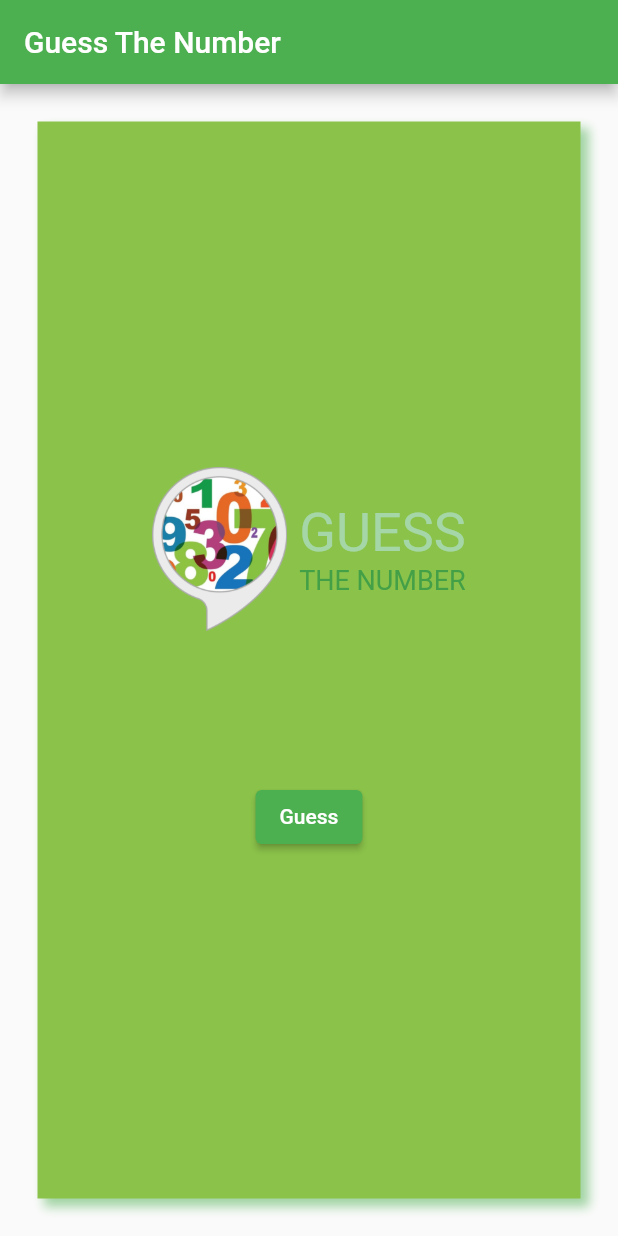
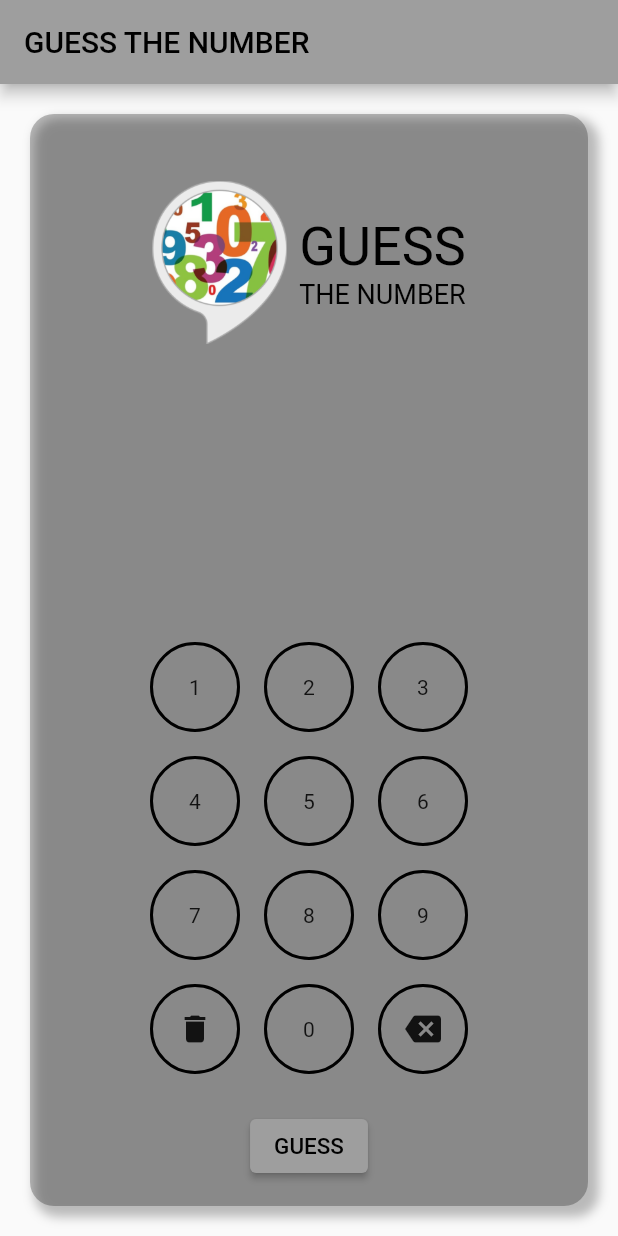
Before and after one commit to 620340Apapron/guess_number_withloop, a Flutter app: the screen it shows after launch, on a phone screen of 412 x 824 dp. Run offline on Flutter 3.47's test engine with Material 2 defaults, Android fonts, the light colour scheme and no system bars.

Commit message:
Initial commit

```diff
--- a/lib/game.dart
+++ b/lib/game.dart
@@ -9,6 +9,7 @@ class Game {
   Game({int maxRandom = defaultMaxRandom}) {
     var r = Random();
     _answer = r.nextInt(maxRandom) + 1;
+    print('The answer is $_answer');
   }
 
   int get guessCount {
--- a/lib/main.dart
+++ b/lib/main.dart
@@ -1,81 +1,178 @@
 import 'package:flutter/material.dart';
+import 'game.dart';
 
 void main() {
-  runApp(const MyApp());
+  const app = MyApp();
+  runApp(app);
 }
 
 class MyApp extends StatelessWidget {
   const MyApp({Key? key}) : super(key: key);
 
+  @override
   Widget build(BuildContext context) {
     return MaterialApp(
-      title: 'GuessNumber Demo',
       theme: ThemeData(
-        primarySwatch: Colors.green,
+        primarySwatch: Colors.grey,
       ),
-      home: const HomePage(),
+      home: HomePage(),
     );
   }
 }
 
-class HomePage extends StatelessWidget {
-  const HomePage({Key? key}) : super(key: key);
+class HomePage extends StatefulWidget {
+  late Game _game;
+  static const buttonSize = 60.0;
+  HomePage({Key? key}) : super(key: key) {
+    _game = Game(maxRandom: 100);
+  }
+
+  @override
+  State<HomePage> createState() => _HomePageState();
+}
+
+class _HomePageState extends State<HomePage> {
+  String _inputstate = '';
+  String _message = '';
+
+  void _showOkDialog(BuildContext context, String title, String content) {
+    showDialog(
+      context: context,
+      barrierDismissible: false,
+      builder: (BuildContext context) {
+        return AlertDialog(
+          title: Text(title),
+          content: Text(content),
+          actions: [
+            TextButton(
+              onPressed: () {
+                Navigator.of(context).pop();
+              },
+              child: Text('OK'),
+            ),
+          ],
+        );
+      },
+    );
+  }
 
   @override
   Widget build(BuildContext context) {
     return Scaffold(
       appBar: AppBar(
-        title: const Text('Guess The Number'),
+        title: const Text('GUESS THE NUMBER'),
       ),
       body: Padding(
-        padding: const EdgeInsets.all(25.0),
+        padding: const EdgeInsets.symmetric(vertical: 20.0, horizontal: 20.0),
         child: Container(
           decoration: BoxDecoration(
-            color: Colors.lightGreen,
+            color: Colors.black26,
+            borderRadius: BorderRadius.circular(16.0),
             boxShadow: [
               BoxShadow(
-                color: Colors.green.withOpacity(0.5),
-                offset: const Offset(5.0, 5.0),
+                color: Colors.black26,
+                offset: Offset(5.0, 5.0),
+                spreadRadius: 2.0,
                 blurRadius: 5.0,
-                spreadRadius: 0.5,
               )
             ],
           ),
+          alignment: Alignment.center,
           child: Column(
             mainAxisAlignment: MainAxisAlignment.center,
             children: [
-              Row(
+              Expanded(
+                child: Row(
                   mainAxisAlignment: MainAxisAlignment.center,
+                  crossAxisAlignment: CrossAxisAlignment.center,
                   children: [
                     Image.asset('assets/images/guess_logo.png', width: 90.0),
                     SizedBox(width: 8.0),
                     Column(
+                      mainAxisSize: MainAxisSize.min,
                       crossAxisAlignment: CrossAxisAlignment.start,
                       children: [
-                      Text(
-                        'GUESS',
-                        style: TextStyle(
-                          fontSize: 36.0,
-                          color: Colors.green.shade200,
-                        ),
-                      ),
+                        Text('GUESS',
+                            style:
+                                TextStyle(fontSize: 36.0, color: Colors.black)),
                         Text(
                           'THE NUMBER',
                           style: TextStyle(
                             fontSize: 18.0,
-                          color: Colors.green.shade600,
+                            color: Colors.black,
                           ),
                         ),
                       ],
                     ),
                   ],
                 ),
-              SizedBox(
-                height: 100,
               ),
-              ElevatedButton(
-                child: Text('Guess'),
-                onPressed: () {},
+              Padding(
+                padding: const EdgeInsets.all(16.0),
+                child: Text(_inputstate,
+                    style: TextStyle(fontSize: 50.0, color: Colors.black)),
+              ),
+              Padding(
+                padding: const EdgeInsets.all(16.0),
+                child: Text(_message,
+                    style: TextStyle(fontSize: 20.0, color: Colors.black)),
+              ),
+              Row(
+                mainAxisAlignment: MainAxisAlignment.center,
+                children: [
+                  buildButton(1),
+                  buildButton(2),
+                  buildButton(3),
+                ],
+              ),
+              Row(
+                mainAxisAlignment: MainAxisAlignment.center,
+                children: [
+                  buildButton(4),
+                  buildButton(5),
+                  buildButton(6),
+                ],
+              ),
+              Row(
+                mainAxisAlignment: MainAxisAlignment.center,
+                children: [
+                  buildButton(7),
+                  buildButton(8),
+                  buildButton(9),
+                ],
+              ),
+              Row(
+                mainAxisAlignment: MainAxisAlignment.center,
+                children: [
+                  buildButton(-2),
+                  buildButton(0),
+                  buildButton(-1),
+                ],
+              ),
+              Padding(
+                padding: const EdgeInsets.all(16.0),
+                child: ElevatedButton(
+                  child: Text('GUESS',
+                      style: TextStyle(fontSize: 15.0, color: Colors.black)),
+                  onPressed: () {
+                    var input = _inputstate;
+                    var guess = int.tryParse(input);
+                    if (guess == null) {
+                      _showOkDialog(context, 'ERROR',
+                          'กรอกข้อมูลไม่ถูกต้อง ให้กรอกเฉพาะตัวเลขเท่านั้น');
+                      return;
+                    }
+                    var guessResult = widget._game.doGuess(guess);
+                    if (guessResult > 0) {
+                      _message = '$guess มากเกินไป';
+                    } else if (guessResult < 0) {
+                      _message = '$guess น้อยเกินไป';
+                    } else {
+                      _message =
+                          '$guess ถูกต้อง คุณทายทั้งหมด ${widget._game.guessCount} ครั้ง';
+                    }
+                  },
+                ),
               ),
             ],
           ),
@@ -83,4 +180,55 @@ class HomePage extends StatelessWidget {
       ),
     );
   }
+
+  Widget buildButton(int num) {
+    Widget? child;
+    if (num == -1) {
+      child = Icon(Icons.backspace);
+    } else if (num == -2) {
+      child = Icon(Icons.delete);
+    } else {
+      child = Text('$num');
     }
+    return Padding(
+      padding: const EdgeInsets.all(8.0),
+      child: InkWell(
+        onTap: () {
+          if (num == -1) {
+            print('Backspace');
+            setState(() {
+              var length = _inputstate.length;
+              _inputstate = _inputstate.substring(0, length - 1);
+              child = Icon(Icons.backspace);
+            });
+          } else if (num == -2) {
+            print('Delete');
+            setState(() {
+              var length = _inputstate.length;
+              _inputstate = _inputstate.substring(0, 0);
+              child = Icon(Icons.delete);
+            });
+          } else {
+            print('$num');
+            setState(() {
+              _inputstate = '$_inputstate$num';
+            });
+            child = Text('$num');
+          }
+        },
+        borderRadius: BorderRadius.circular(HomePage.buttonSize / 2),
+        child: Container(
+          decoration: BoxDecoration(
+            border: Border.all(width: 2.0),
+            shape: BoxShape.circle,
+          ),
+          alignment: Alignment.center,
+          width: HomePage.buttonSize,
+          height: HomePage.buttonSize,
+          child: Container(child: child
+          ),
+        ),
+      ),
+    );
+  }
+}
```
Also changed, not shown: guesss_number.dart (added). Lines whose indentation alone changed are shown as unchanged.
